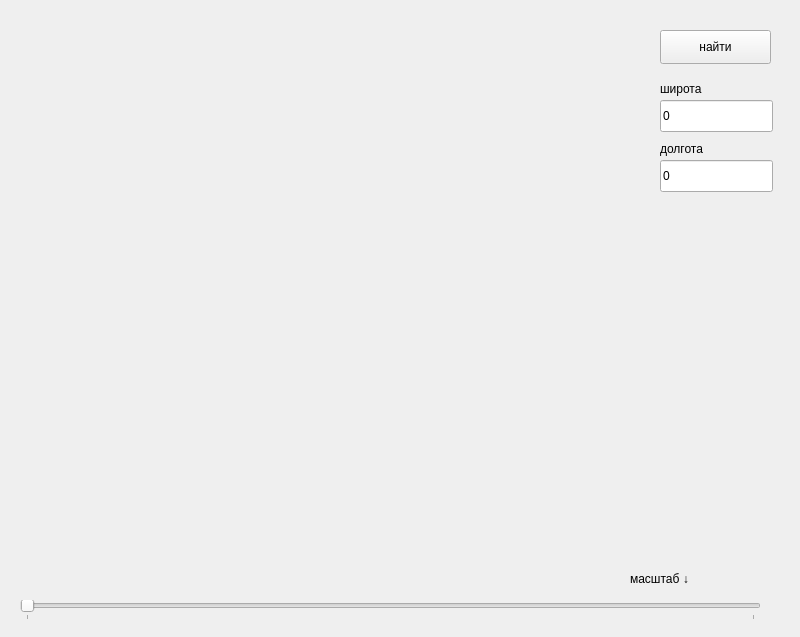
Old version of the form form.ui in the repository cr4zyhog/BigYandexApiProjMikhail.
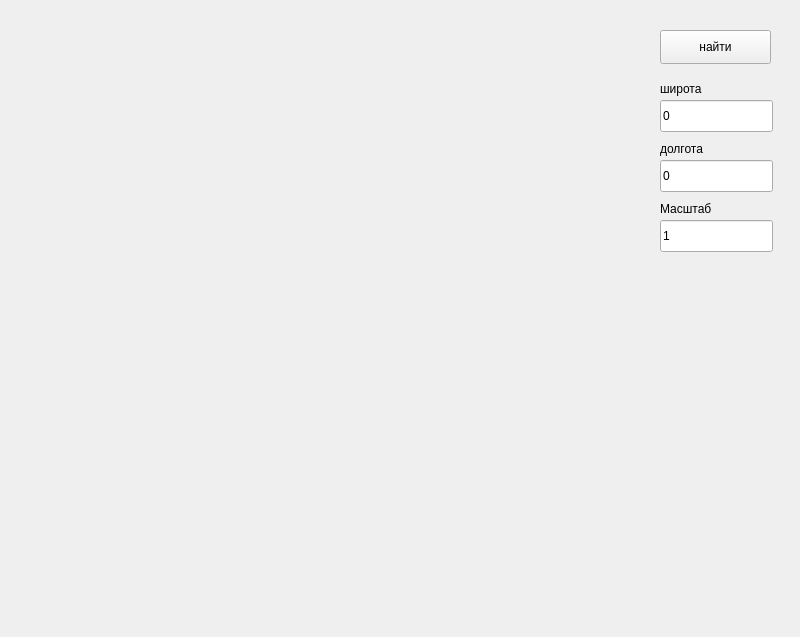
New version of the form.

```diff
--- a/form.ui
+++ b/form.ui
@@ -83,44 +83,41 @@
     <rect>
      <x>10</x>
      <y>20</y>
-     <width>550</width>
-     <height>550</height>
+     <width>641</width>
+     <height>601</height>
     </rect>
    </property>
    <property name="text">
     <string/>
    </property>
   </widget>
-  <widget class="QSlider" name="horizontalSlider">
-   <property name="geometry">
-    <rect>
-     <x>20</x>
-     <y>600</y>
-     <width>741</width>
-     <height>20</height>
-    </rect>
-   </property>
-   <property name="orientation">
-    <enum>Qt::Horizontal</enum>
-   </property>
-   <property name="tickPosition">
-    <enum>QSlider::TicksBelow</enum>
-   </property>
-   <property name="tickInterval">
-    <number>100</number>
-   </property>
-  </widget>
   <widget class="QLabel" name="label">
    <property name="geometry">
     <rect>
-     <x>630</x>
-     <y>570</y>
-     <width>151</width>
+     <x>660</x>
+     <y>200</y>
+     <width>77</width>
      <height>18</height>
     </rect>
    </property>
    <property name="text">
-    <string>масштаб ↓</string>
+    <string>Масштаб</string>
+   </property>
+  </widget>
+  <widget class="QLineEdit" name="mashtab">
+   <property name="geometry">
+    <rect>
+     <x>660</x>
+     <y>220</y>
+     <width>113</width>
+     <height>32</height>
+    </rect>
+   </property>
+   <property name="focusPolicy">
+    <enum>Qt::ClickFocus</enum>
+   </property>
+   <property name="text">
+    <string>1</string>
    </property>
   </widget>
  </widget>
```
Left out of the diff: 12 changed lines with no effect on the pictures.
